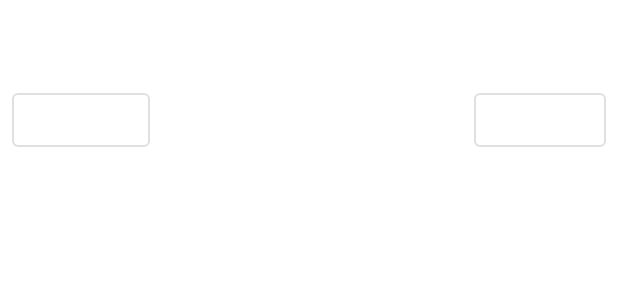
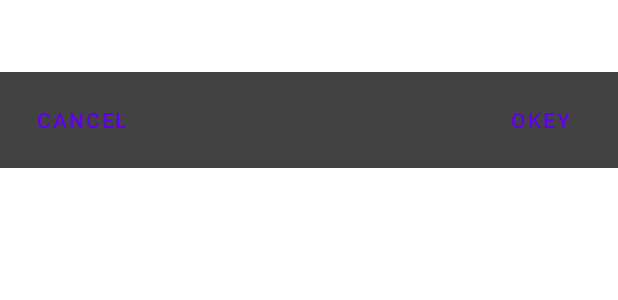
Before and after one commit to hamurcuabi/CombineDateAndTime, an Android app: the layout fragment_date_time_picker.xml on its own in the app's theme, with its tools: preview values and no code run, on a phone screen of 412 x 824 dp. Shown: the top 300 px of the screen. Run offline under Robolectric (Android 15) with nearby library versions, the phone set to English and light mode, and no system bars.

Commit message:
dark theme aenabled

```diff
--- a/app/src/main/res/values-night/themes.xml
+++ b/app/src/main/res/values-night/themes.xml
@@ -1,6 +1,6 @@
 <resources xmlns:tools="http://schemas.android.com/tools">
     <!-- Base application theme. -->
-    <style name="Theme.CombineDateAndTime" parent="Theme.MaterialComponents.DayNight.DarkActionBar">
+    <style name="Theme.CombineDateAndTime" parent="Theme.MaterialComponents.Light.NoActionBar">
         <!-- Primary brand color. -->
         <item name="colorPrimary">@color/purple_200</item>
         <item name="colorPrimaryVariant">@color/purple_700</item>
--- a/app/src/main/res/values/themes.xml
+++ b/app/src/main/res/values/themes.xml
@@ -1,6 +1,6 @@
 <resources xmlns:tools="http://schemas.android.com/tools">
     <!-- Base application theme. -->
-    <style name="Theme.CombineDateAndTime" parent="Theme.MaterialComponents.DayNight.DarkActionBar">
+    <style name="Theme.CombineDateAndTime" parent="Theme.MaterialComponents.Light.NoActionBar">
         <!-- Primary brand color. -->
         <item name="colorPrimary">@color/purple_500</item>
         <item name="colorPrimaryVariant">@color/purple_700</item>
--- a/dateytimy/src/main/res/layout/fragment_date_picker.xml
+++ b/dateytimy/src/main/res/layout/fragment_date_picker.xml
@@ -4,6 +4,7 @@
     android:layout_height="wrap_content">
 
     <DatePicker
+        android:theme="@style/Theme.MaterialComponents.DayNight"
         android:id="@+id/date_picker"
         android:layout_width="match_parent"
         android:layout_height="wrap_content" />
--- a/dateytimy/src/main/res/layout/fragment_date_time_picker.xml
+++ b/dateytimy/src/main/res/layout/fragment_date_time_picker.xml
@@ -3,18 +3,22 @@
     xmlns:app="http://schemas.android.com/apk/res-auto"
     android:layout_width="match_parent"
     android:layout_height="wrap_content"
+    android:background="@color/cardview_dark_background"
     android:orientation="vertical">
 
     <com.emrhmrc.dateytimy.helper.HeightWrappingViewPager
         android:id="@+id/view_pager_date_time"
         android:layout_width="match_parent"
+
         android:layout_height="wrap_content"
         app:layout_behavior="@string/appbar_scrolling_view_behavior" />
 
     <com.google.android.material.tabs.TabLayout
         android:id="@+id/tab_layput"
         android:layout_width="match_parent"
+        app:tabBackground="@color/cardview_dark_background"
         android:layout_height="wrap_content"
+        app:tabTextColor="@android:color/white"
         app:tabGravity="fill"
         app:tabMode="fixed" />
 
@@ -26,12 +30,12 @@
         android:padding="8dp">
 
         <Button
+            android:background="@color/cardview_light_background"
             android:id="@+id/btn_cancel"
             style="@style/Widget.MaterialComponents.Button.OutlinedButton"
             android:layout_width="wrap_content"
             android:layout_height="wrap_content"
-            android:text="Cancel"
-            android:textColor="@android:color/white" />
+            android:text="Cancel" />
 
         <Space
             android:layout_width="0dp"
@@ -39,12 +43,12 @@
             android:layout_weight="1" />
 
         <Button
+            android:background="@color/cardview_light_background"
             android:id="@+id/btn_okey"
             style="@style/Widget.MaterialComponents.Button.OutlinedButton"
             android:layout_width="wrap_content"
             android:layout_height="wrap_content"
-            android:text="Okey"
-            android:textColor="@android:color/white" />
+            android:text="Okey" />
     </LinearLayout>
 
 
--- a/dateytimy/src/main/res/layout/fragment_time_picker.xml
+++ b/dateytimy/src/main/res/layout/fragment_time_picker.xml
@@ -4,6 +4,7 @@
     android:layout_height="wrap_content">
 
     <TimePicker
+        android:theme="@style/Theme.MaterialComponents.DayNight"
         android:id="@+id/time_picker"
         android:layout_width="match_parent"
         android:layout_height="wrap_content" />
```
